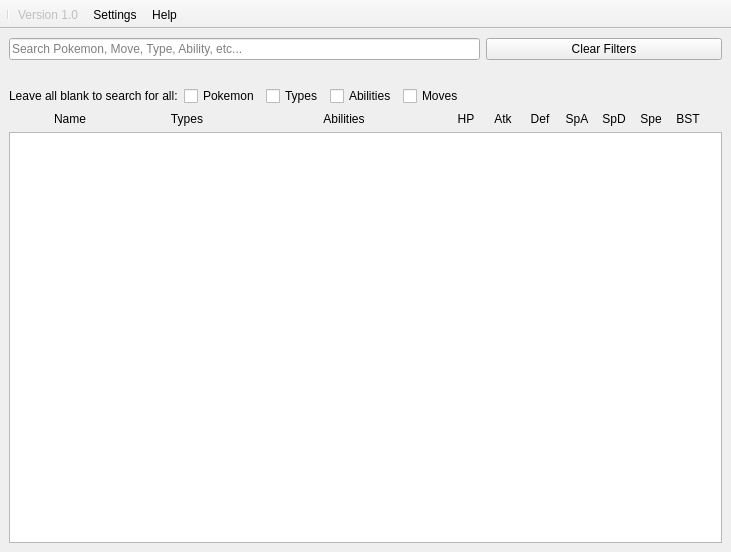
The window that assets/ui/main.ui (elliottsneath/Pokemon-Searcher) describes before a commit, drawn with Qt 5.
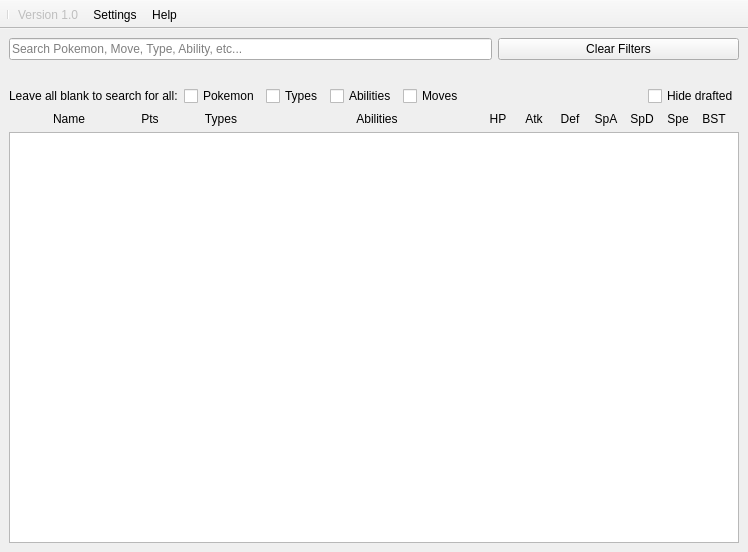
The same window after the commit. Custom widgets are drawn as their Qt base class.

```diff
--- a/assets/ui/main.ui
+++ b/assets/ui/main.ui
@@ -158,6 +158,19 @@
             </property>
            </spacer>
           </item>
+          <item>
+           <widget class="QCheckBox" name="hideDraftedCheckbox">
+            <property name="sizePolicy">
+             <sizepolicy hsizetype="Maximum" vsizetype="Fixed">
+              <horstretch>0</horstretch>
+              <verstretch>0</verstretch>
+             </sizepolicy>
+            </property>
+            <property name="text">
+             <string>Hide drafted</string>
+            </property>
+           </widget>
+          </item>
          </layout>
         </item>
         <item>
@@ -196,6 +209,28 @@
             </property>
            </widget>
           </item>
+          <item>
+           <widget class="ClickableLabel" name="costLabel">
+            <property name="sizePolicy">
+             <sizepolicy hsizetype="Fixed" vsizetype="Preferred">
+              <horstretch>0</horstretch>
+              <verstretch>0</verstretch>
+             </sizepolicy>
+            </property>
+            <property name="minimumSize">
+             <size>
+              <width>30</width>
+              <height>0</height>
+             </size>
+            </property>
+            <property name="text">
+             <string>Pts</string>
+            </property>
+            <property name="alignment">
+             <set>Qt::AlignmentFlag::AlignCenter</set>
+            </property>
+           </widget>
+          </item>
           <item>
            <widget class="QLabel" name="typeLabel">
             <property name="sizePolicy">
```
Left out of the diff: 12 changed lines with no effect on the pictures.
